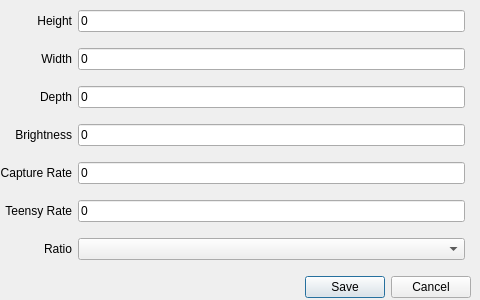
First picture: the form in Views/settingsdialog.ui, repository denjukebox/AmbiColor_App, before the edit.
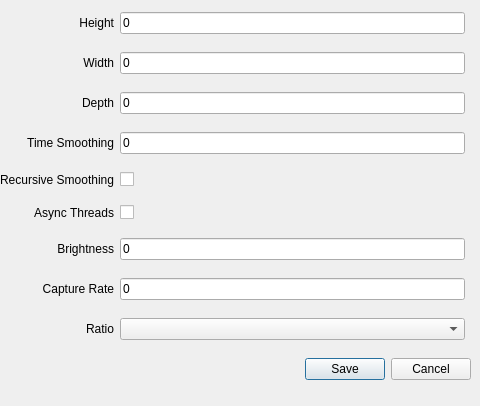
Second picture: the form after the edit.

The edit to the form file:
```diff
--- a/Views/settingsdialog.ui
+++ b/Views/settingsdialog.ui
@@ -10,7 +10,7 @@
     <x>0</x>
     <y>0</y>
     <width>480</width>
-    <height>300</height>
+    <height>406</height>
    </rect>
   </property>
   <property name="sizePolicy">
@@ -28,28 +28,100 @@
      <x>0</x>
      <y>0</y>
      <width>471</width>
-     <height>308</height>
+     <height>401</height>
     </rect>
    </property>
    <layout class="QGridLayout" name="gridLayout">
-    <item row="2" column="1">
+    <item row="1" column="2">
+     <widget class="QLineEdit" name="widthEdit">
+      <property name="text">
+       <string>0</string>
+      </property>
+     </widget>
+    </item>
+    <item row="4" column="2">
+     <widget class="QCheckBox" name="recursiveSmoothingCheck">
+      <property name="text">
+       <string/>
+      </property>
+     </widget>
+    </item>
+    <item row="3" column="1">
+     <widget class="QLabel" name="timeSmoothingLabel">
+      <property name="text">
+       <string>Time Smoothing</string>
+      </property>
+      <property name="alignment">
+       <set>Qt::AlignRight|Qt::AlignTrailing|Qt::AlignVCenter</set>
+      </property>
+     </widget>
+    </item>
+    <item row="6" column="1">
+     <widget class="QLabel" name="bightnessLabel">
+      <property name="text">
+       <string>Brightness</string>
+      </property>
+      <property name="alignment">
+       <set>Qt::AlignRight|Qt::AlignTrailing|Qt::AlignVCenter</set>
+      </property>
+     </widget>
+    </item>
+    <item row="8" column="2">
+     <widget class="QLineEdit" name="captureEdit">
+      <property name="text">
+       <string>0</string>
+      </property>
+     </widget>
+    </item>
+    <item row="0" column="2">
+     <widget class="QLineEdit" name="heightEdit">
+      <property name="text">
+       <string>0</string>
+      </property>
+     </widget>
+    </item>
+    <item row="0" column="1">
+     <widget class="QLabel" name="heightLabel">
+      <property name="text">
+       <string>Height</string>
+      </property>
+      <property name="alignment">
+       <set>Qt::AlignRight|Qt::AlignTrailing|Qt::AlignVCenter</set>
+      </property>
+     </widget>
+    </item>
+    <item row="3" column="2">
+     <widget class="QLineEdit" name="timeSmoothingEdit">
+      <property name="text">
+       <string>0</string>
+      </property>
+     </widget>
+    </item>
+    <item row="9" column="2">
+     <widget class="QComboBox" name="ratioCombo">
+      <property name="currentIndex">
+       <number>-1</number>
+      </property>
+     </widget>
+    </item>
+    <item row="2" column="2">
      <widget class="QLineEdit" name="depthEdit">
       <property name="text">
        <string>0</string>
       </property>
      </widget>
     </item>
-    <item row="5" column="0">
-     <widget class="QLabel" name="captureLabel">
+    <item row="2" column="1">
+     <widget class="QLabel" name="depthLabel">
       <property name="text">
-       <string>Capture Rate</string>
+       <string>Depth</string>
       </property>
       <property name="alignment">
        <set>Qt::AlignRight|Qt::AlignTrailing|Qt::AlignVCenter</set>
       </property>
      </widget>
     </item>
-    <item row="1" column="0">
+    <item row="1" column="1">
      <widget class="QLabel" name="widthLabel">
       <property name="text">
        <string>Width</string>
@@ -59,7 +131,7 @@
       </property>
      </widget>
     </item>
-    <item row="7" column="0">
+    <item row="9" column="1">
      <widget class="QLabel" name="RatioLabel">
       <property name="text">
        <string>Ratio</string>
@@ -69,14 +141,7 @@
       </property>
      </widget>
     </item>
-    <item row="1" column="1">
-     <widget class="QLineEdit" name="widthEdit">
-      <property name="text">
-       <string>0</string>
-      </property>
-     </widget>
-    </item>
-    <item row="9" column="0" colspan="3">
+    <item row="11" column="1" colspan="3">
      <widget class="QDialogButtonBox" name="buttonBox">
       <property name="standardButtons">
        <set>QDialogButtonBox::Cancel|QDialogButtonBox::Save</set>
@@ -86,75 +151,44 @@
       </property>
      </widget>
     </item>
-    <item row="4" column="1">
+    <item row="6" column="2">
      <widget class="QLineEdit" name="brightnessEdit">
       <property name="text">
        <string>0</string>
       </property>
      </widget>
     </item>
-    <item row="7" column="1">
-     <widget class="QComboBox" name="ratioCombo">
-      <property name="currentIndex">
-       <number>-1</number>
+    <item row="4" column="1">
+     <widget class="QLabel" name="recursiveSmoothingLabel">
+      <property name="text">
+       <string>Recursive Smoothing</string>
       </property>
+      <property name="alignment">
+       <set>Qt::AlignRight|Qt::AlignTrailing|Qt::AlignVCenter</set>
+      </property>
      </widget>
     </item>
-    <item row="0" column="1">
-     <widget class="QLineEdit" name="heightEdit">
+    <item row="8" column="1">
+     <widget class="QLabel" name="captureLabel">
       <property name="text">
-       <string>0</string>
+       <string>Capture Rate</string>
       </property>
+      <property name="alignment">
+       <set>Qt::AlignRight|Qt::AlignTrailing|Qt::AlignVCenter</set>
+      </property>
      </widget>
     </item>
-    <item row="6" column="1">
-     <widget class="QLineEdit" name="teensyEdit">
+    <item row="5" column="2">
+     <widget class="QCheckBox" name="asyncThreadsCheck">
       <property name="text">
-       <string>0</string>
+       <string/>
       </property>
      </widget>
     </item>
     <item row="5" column="1">
-     <widget class="QLineEdit" name="captureEdit">
+     <widget class="QLabel" name="asyncThreadsLabel">
       <property name="text">
-       <string>0</string>
-      </property>
-     </widget>
-    </item>
-    <item row="0" column="0">
-     <widget class="QLabel" name="heightLabel">
-      <property name="text">
-       <string>Height</string>
-      </property>
-      <property name="alignment">
-       <set>Qt::AlignRight|Qt::AlignTrailing|Qt::AlignVCenter</set>
-      </property>
-     </widget>
-    </item>
-    <item row="2" column="0">
-     <widget class="QLabel" name="depthLabel">
-      <property name="text">
-       <string>Depth</string>
-      </property>
-      <property name="alignment">
-       <set>Qt::AlignRight|Qt::AlignTrailing|Qt::AlignVCenter</set>
-      </property>
-     </widget>
-    </item>
-    <item row="6" column="0">
-     <widget class="QLabel" name="teensyLabel">
-      <property name="text">
-       <string>Teensy Rate</string>
-      </property>
-      <property name="alignment">
-       <set>Qt::AlignRight|Qt::AlignTrailing|Qt::AlignVCenter</set>
-      </property>
-     </widget>
-    </item>
-    <item row="4" column="0">
-     <widget class="QLabel" name="bightnessLabel">
-      <property name="text">
-       <string>Brightness</string>
+       <string>Async Threads</string>
       </property>
       <property name="alignment">
        <set>Qt::AlignRight|Qt::AlignTrailing|Qt::AlignVCenter</set>
```
